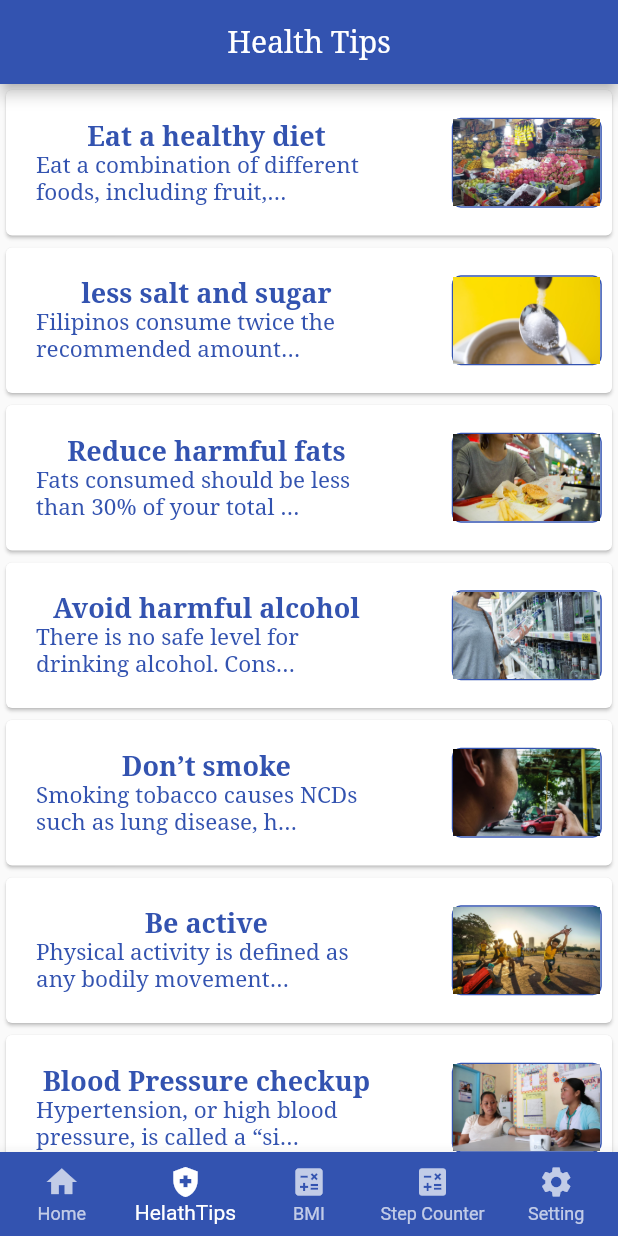
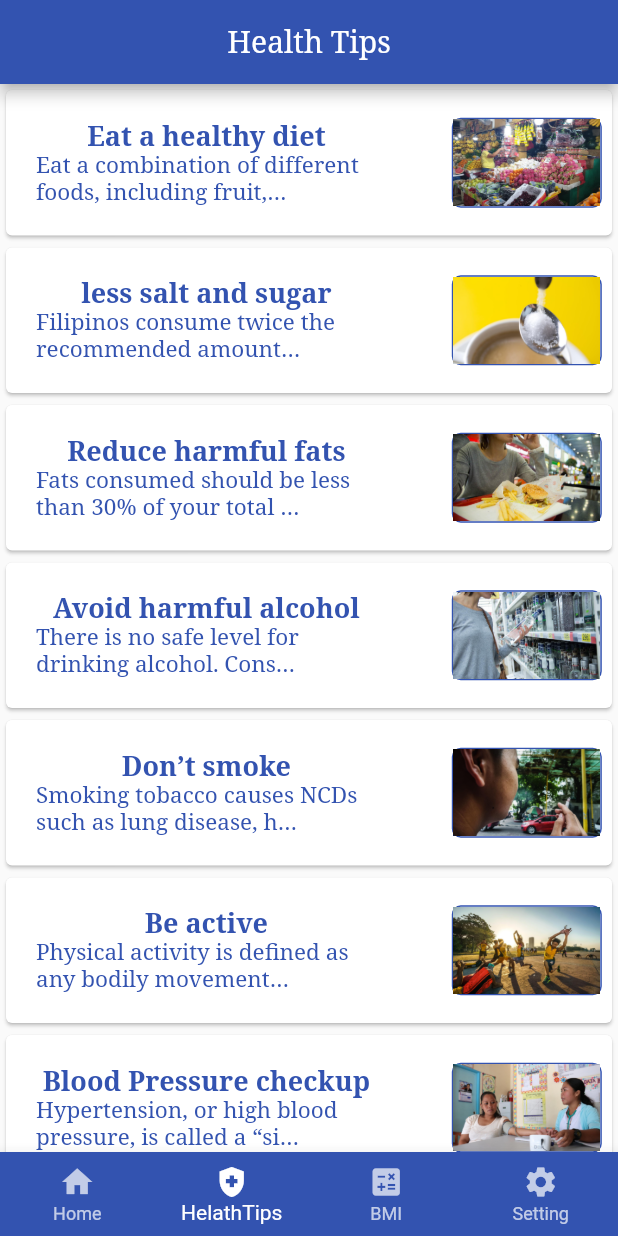
Before and after one commit to Elshaday-Tamire/Phinder-app, a Flutter app: the screen it shows after launch, item 2 of the bottom bar chosen, on a phone screen of 412 x 824 dp. Run offline on Flutter 3.47's test engine with Material 2 defaults, Android fonts, the light colour scheme and no system bars; drawn by our look-alikes of readmore; our stand-ins replace babstrap_settings_screen, bloc, flutter_bloc, flutter_speed_dial, google_maps_flutter, location and 5 more; missing offline and left inert: contactus, flutter_3d_choice_chip, flutter_flexible_toast, pretty_gauge.

Commit message:
fixed overflow and package name

```diff
--- a/lib/pages/Menu.dart
+++ b/lib/pages/Menu.dart
@@ -51,11 +51,6 @@ class _MenuState extends State<Menu> {
                 //backgroundColor: Colors.blue
               ),
               BottomNavigationBarItem(
-                icon: Icon(Icons.calculate),
-                label: 'Step Counter',
-                //backgroundColor: Colors.blue
-              ),
-              BottomNavigationBarItem(
                 icon: Icon(Icons.settings),
                 label: 'Setting',
                 //backgroundColor: Colors.blue,
--- a/lib/pages/tipItemes.dart
+++ b/lib/pages/tipItemes.dart
@@ -34,13 +34,13 @@ class _ListViewHomePageState extends State<ListViewHomePage> {
     "Get tested",
     "Get vaccinated",
     "Practice safe sex",
-    "Covered coughing\n" + "or sneezing",
+    "Covered coughing or sneezing",
     "Prevent mosquito bites",
     "Follow traffic laws",
     "Drink only safe water",
     "Breastfeed babies",
     "Reduce stress",
-    "Antibiotics only\n" + "as prescribed",
+    "Antibiotics only as prescribed",
     "Clean your hands properly",
     "Prepare your food correctly",
     "Have regular check-ups",
@@ -202,13 +202,16 @@ class _ListViewHomePageState extends State<ListViewHomePage> {
                               padding: const EdgeInsets.all(10.0),
                               child: Column(
                                 children: [
-                                  Text(
+                                  SingleChildScrollView(
+                                    scrollDirection: Axis.vertical,
+                                    child: Text(
                                       titleList[index],
                                       style: TextStyle(
                                           fontSize: 18,
                                           color: Color.fromRGBO(51, 83, 176, 1),
                                           fontWeight: FontWeight.bold,
                                           fontFamily: "serif"),
+                                    ),
                                   ),
                                   ReadMoreText(
                                     description[index],
```
Also changed, not shown: 2 other files. Lines whose indentation alone changed are shown as unchanged.
